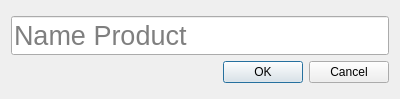
The window that TransportManagersServer/dialogaddproduct.ui (werasaimon/TransportManagers) describes before a commit, drawn with Qt 5.
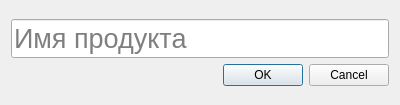
The same window after the commit.

```diff
--- a/TransportManagersServer/dialogaddproduct.ui
+++ b/TransportManagersServer/dialogaddproduct.ui
@@ -7,7 +7,7 @@
     <x>0</x>
     <y>0</y>
     <width>400</width>
-    <height>99</height>
+    <height>105</height>
    </rect>
   </property>
   <property name="windowTitle">
@@ -24,7 +24,7 @@
         </font>
        </property>
        <property name="placeholderText">
-        <string>Name Product</string>
+        <string>Имя продукта</string>
        </property>
       </widget>
      </item>
```
